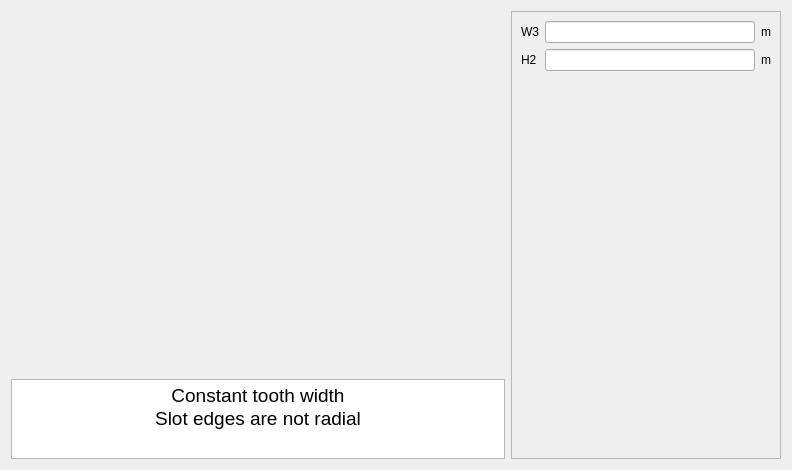
Old version of the form pyleecan/GUI/Dialog/DMachineSetup/SWSlot/PWSlot24/PWSlot24.ui in the repository Eomys/pyleecan.
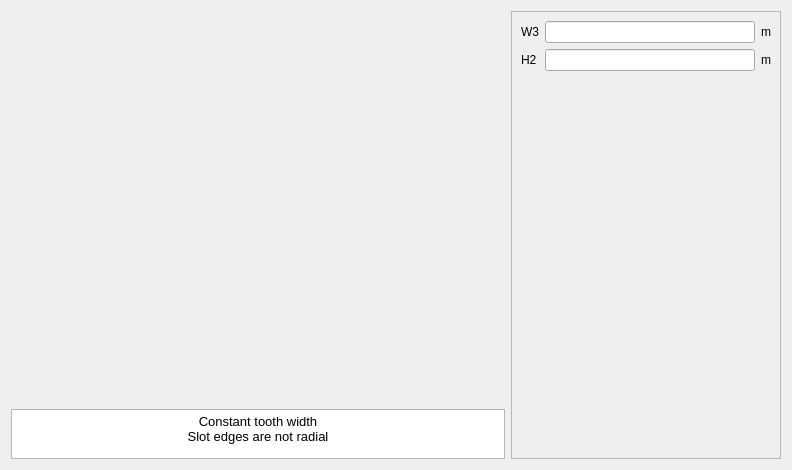
New version of the form. Icons and pictures are not drawn. Custom widgets are drawn as their Qt base class.

Commit message: [NF] update QTextEdit font when generating GUI + better display math symbols

What changed in the file:
```diff
--- a/pyleecan/GUI/Dialog/DMachineSetup/SWSlot/PWSlot24/PWSlot24.ui
+++ b/pyleecan/GUI/Dialog/DMachineSetup/SWSlot/PWSlot24/PWSlot24.ui
@@ -67,7 +67,7 @@
        <property name="maximumSize">
         <size>
          <width>16777215</width>
-         <height>80</height>
+         <height>50</height>
         </size>
        </property>
        <property name="html">
@@ -75,8 +75,8 @@
 &lt;html&gt;&lt;head&gt;&lt;meta name=&quot;qrichtext&quot; content=&quot;1&quot; /&gt;&lt;style type=&quot;text/css&quot;&gt;
 p, li { white-space: pre-wrap; }
 &lt;/style&gt;&lt;/head&gt;&lt;body style=&quot; font-family:'MS Shell Dlg 2'; font-size:7.8pt; font-weight:400; font-style:normal;&quot;&gt;
-&lt;p align=&quot;center&quot; style=&quot; margin-top:0px; margin-bottom:0px; margin-left:0px; margin-right:0px; -qt-block-indent:0; text-indent:0px;&quot;&gt;&lt;span style=&quot; font-size:14pt;&quot;&gt;Constant tooth width&lt;/span&gt;&lt;/p&gt;
-&lt;p align=&quot;center&quot; style=&quot; margin-top:0px; margin-bottom:0px; margin-left:0px; margin-right:0px; -qt-block-indent:0; text-indent:0px;&quot;&gt;&lt;span style=&quot; font-size:14pt;&quot;&gt;Slot edges are not radial&lt;/span&gt;&lt;/p&gt;&lt;/body&gt;&lt;/html&gt;</string>
+&lt;p align=&quot;center&quot; style=&quot; margin-top:0px; margin-bottom:0px; margin-left:0px; margin-right:0px; -qt-block-indent:0; text-indent:0px;&quot;&gt;&lt;span style=&quot; font-size:10pt;&quot;&gt;Constant tooth width&lt;/span&gt;&lt;/p&gt;
+&lt;p align=&quot;center&quot; style=&quot; margin-top:0px; margin-bottom:0px; margin-left:0px; margin-right:0px; -qt-block-indent:0; text-indent:0px;&quot;&gt;&lt;span style=&quot; font-size:10pt;&quot;&gt;Slot edges are not radial&lt;/span&gt;&lt;/p&gt;&lt;/body&gt;&lt;/html&gt;</string>
        </property>
       </widget>
      </item>
```
The commit also changes 66 other files.
